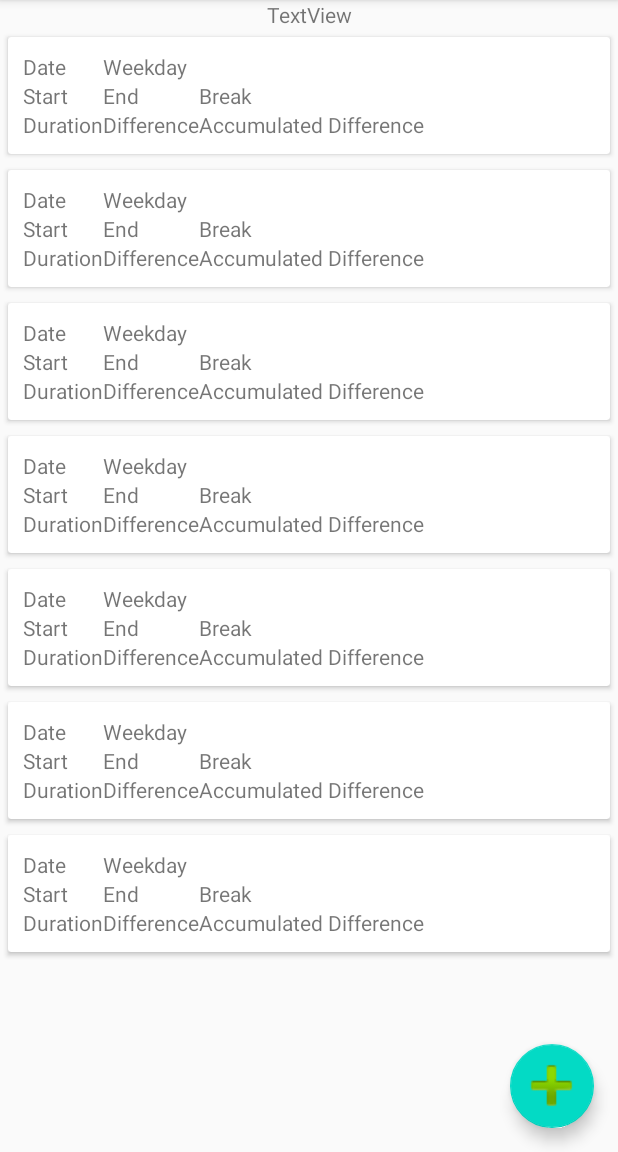
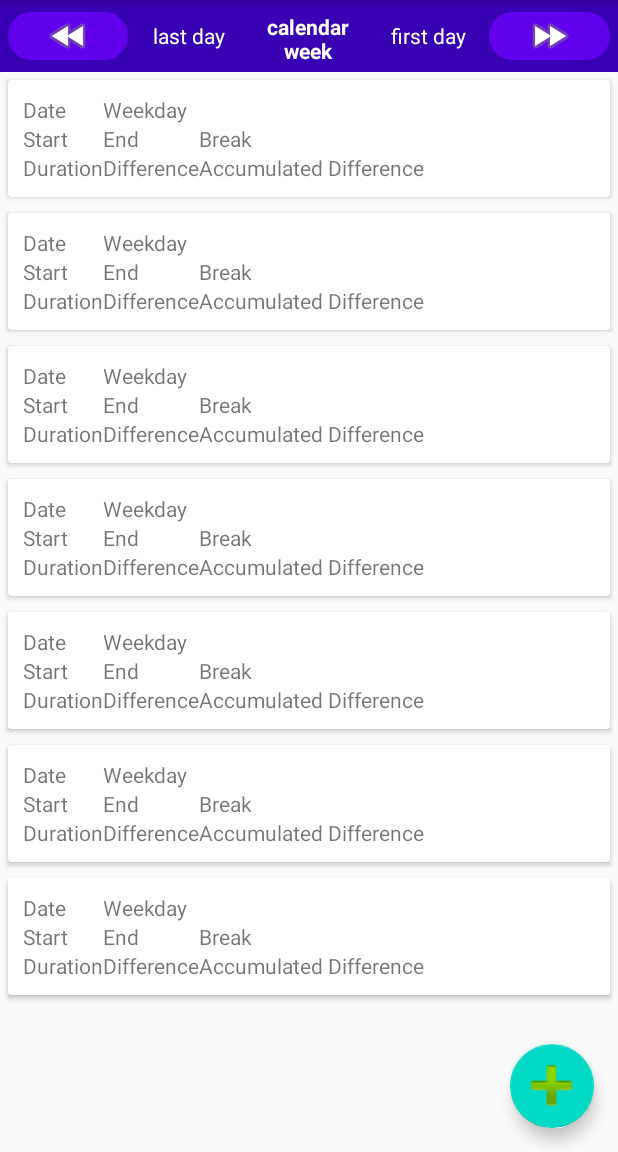
Before and after one commit to ede1998/WorkTracks, an Android app: the screen it shows after launch (MainActivity), on a phone screen of 412 x 824 dp, the part 84-1236 px from its top. Run offline under Robolectric (Android 15) with nearby library versions, the phone set to English and light mode, and no system bars; our stand-ins replace Room's generated code.

Commit message:
CHG: created menu bar

```diff
--- /dev/null
+++ b/app/src/main/res/drawable/round_corner.xml
@@ -0,0 +1,4 @@
+<?xml version="1.0" encoding="utf-8"?>
+<shape xmlns:android="http://schemas.android.com/apk/res/android">
+    <corners android:radius="16dp" />
+</shape>
--- a/app/src/main/res/layout/time_table_fragment.xml
+++ b/app/src/main/res/layout/time_table_fragment.xml
@@ -9,21 +9,65 @@
     <LinearLayout
         android:id="@+id/linearLayout"
         android:layout_width="match_parent"
-        android:layout_height="0dp"
+        android:layout_height="wrap_content"
+        android:background="@color/colorPrimaryDark"
         android:orientation="horizontal"
+        android:paddingHorizontal="5dp"
+        android:paddingVertical="8dp"
         app:layout_constraintEnd_toEndOf="parent"
         app:layout_constraintHorizontal_bias="0.5"
         app:layout_constraintStart_toStartOf="parent"
         app:layout_constraintTop_toTopOf="parent">
 
-        <TextView
-            android:id="@+id/textView"
+        <ImageButton
+            android:id="@+id/button_previous_week"
             android:layout_width="0dp"
             android:layout_height="wrap_content"
             android:layout_weight="10"
+            android:background="@drawable/round_corner"
+            android:backgroundTint="@color/colorPrimary"
+            android:src="@android:drawable/ic_media_rew" />
+
+        <TextView
+            android:id="@+id/text_week_end"
+            android:layout_width="0dp"
+            android:layout_height="match_parent"
+            android:layout_weight="10"
+            android:gravity="center_vertical"
+            android:text="last day"
+            android:textAlignment="center"
+            android:textColor="#FFFFFF" />
+
+        <TextView
+            android:id="@+id/text_current_week"
+            android:layout_width="0dp"
+            android:layout_height="match_parent"
+            android:layout_weight="10"
             android:gravity="center"
-            android:text="TextView"
-            tools:text="@tools:sample/date/day_of_week" />
+            android:text="calendar week"
+            android:textAlignment="center"
+            android:textColor="#FFFFFF"
+            android:textStyle="bold" />
+
+        <TextView
+            android:id="@+id/text_week_start"
+            android:layout_width="0dp"
+            android:layout_height="match_parent"
+            android:layout_weight="10"
+            android:gravity="center_vertical"
+            android:text="first day"
+            android:textAlignment="center"
+            android:textColor="#FFFFFF" />
+
+        <ImageButton
+            android:id="@+id/button_next_week"
+            android:layout_width="0dp"
+            android:layout_height="wrap_content"
+            android:layout_weight="10"
+            android:background="@drawable/round_corner"
+            android:backgroundTint="@color/colorPrimary"
+            android:longClickable="false"
+            android:src="@android:drawable/ic_media_ff" />
     </LinearLayout>
 
     <ScrollView
```
